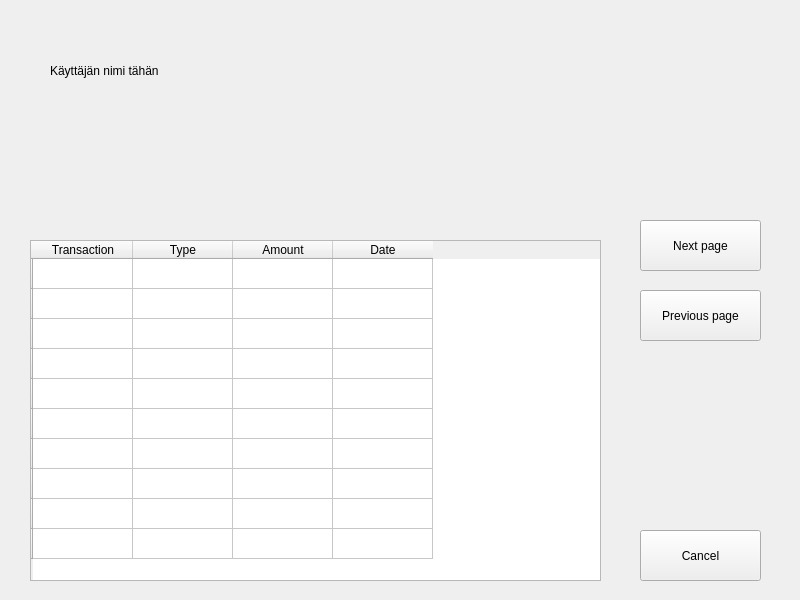
Old version of the form frontend/accounttransactions.ui in the repository 22kmo-project/group_14.
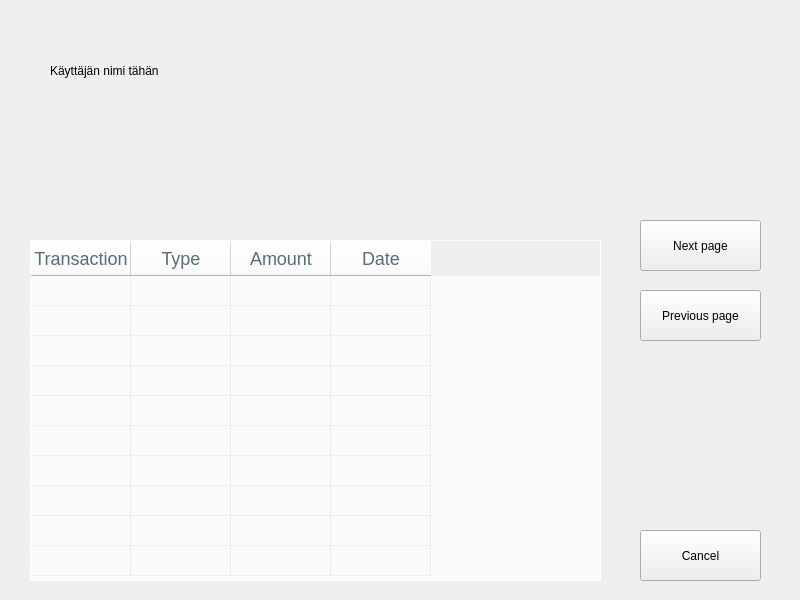
New version of the form.

Commit message: donation added/transaction ui update

Patch:
```diff
--- a/frontend/accounttransactions.ui
+++ b/frontend/accounttransactions.ui
@@ -83,6 +83,57 @@
      <height>341</height>
     </rect>
    </property>
+   <property name="styleSheet">
+    <string notr="true">QTableWidget {
+color: #546E7A;
+gridline-color: #ECEFF1;
+border-color: red;
+font: 18px;
+background-color:#FAFAFA;
+alternate-background-color:#F5F5F5;
+font-weight:bold;
+border:1px solid white;
+}
+QHeaderView::section {
+background-color: #fff;
+color: #546E7A;
+height: 35px;
+font: 18px;
+text-align:center;
+}
+QHeaderView::item {
+background-color: blue;
+color: white;
+height: 35px;
+font: 15px;
+text-align:center;
+}
+QTableView::item:focus{
+border: 2px solid rgb(242, 128, 133);
+background-color: red;
+}</string>
+   </property>
+   <attribute name="horizontalHeaderVisible">
+    <bool>true</bool>
+   </attribute>
+   <attribute name="horizontalHeaderHighlightSections">
+    <bool>true</bool>
+   </attribute>
+   <attribute name="horizontalHeaderShowSortIndicator" stdset="0">
+    <bool>true</bool>
+   </attribute>
+   <attribute name="horizontalHeaderStretchLastSection">
+    <bool>false</bool>
+   </attribute>
+   <attribute name="verticalHeaderVisible">
+    <bool>false</bool>
+   </attribute>
+   <attribute name="verticalHeaderShowSortIndicator" stdset="0">
+    <bool>false</bool>
+   </attribute>
+   <attribute name="verticalHeaderStretchLastSection">
+    <bool>false</bool>
+   </attribute>
    <row>
     <property name="text">
      <string/>
```
The commit also changes 2 other files.
